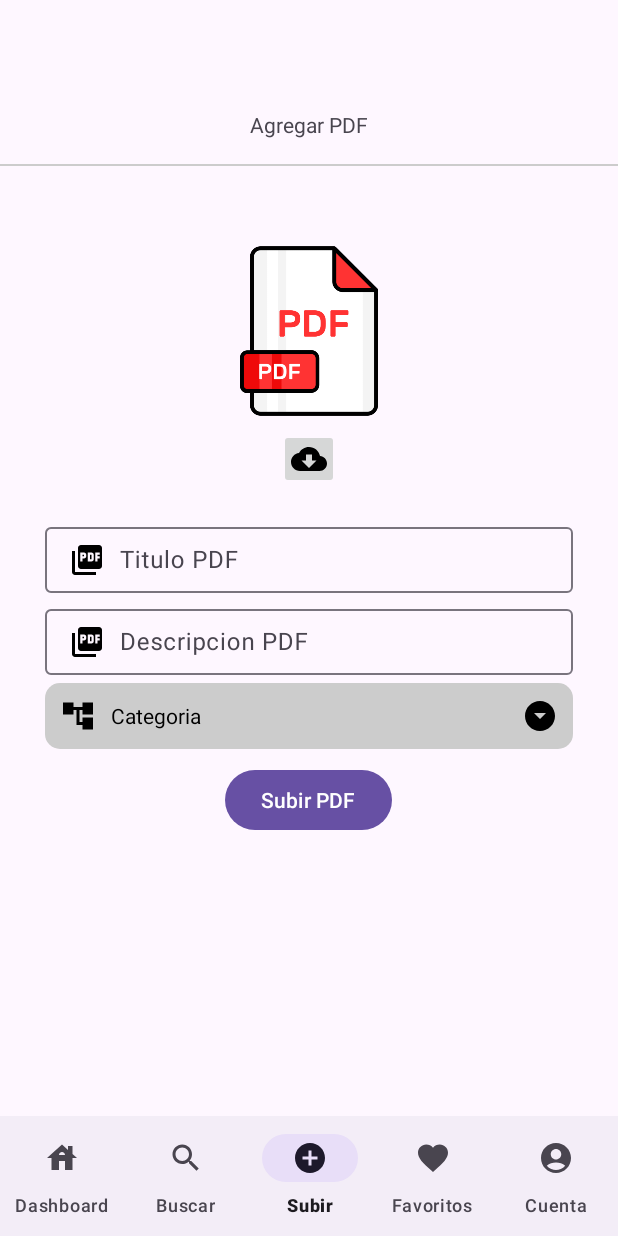
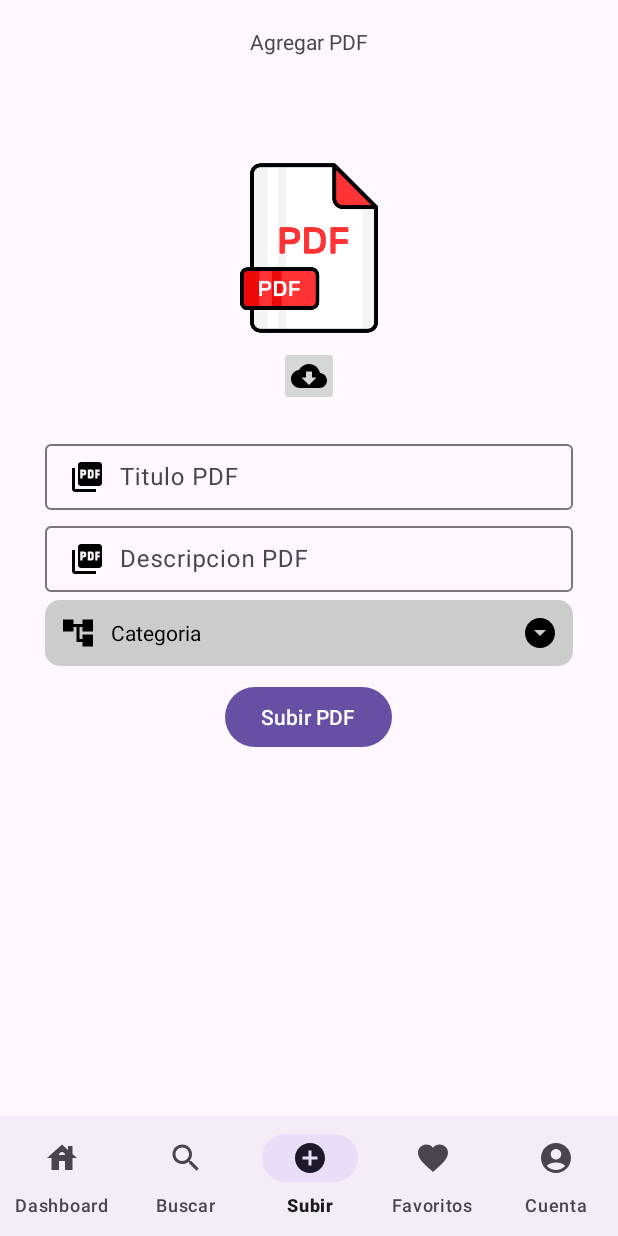
Before and after one commit to CamiloxX/KoalaApp, an Android app: the MainActivity screen opened directly, with no data from a screen before it, item 3 of the bottom bar chosen, on a phone screen of 412 x 824 dp. Run offline under Robolectric (Android 15) with nearby library versions, the phone set to English and light mode, and no system bars; our stand-ins replace Firebase (no records; nobody signed in at launch, a user with empty details on screens opened directly).

Commit message:
Completo Estructura

```diff
--- a/app/src/main/java/com/example/koalaap/Administrador/Agregar_Categoria.kt
+++ b/app/src/main/java/com/example/koalaap/Administrador/Agregar_Categoria.kt
@@ -12,7 +12,7 @@ import android.widget.Toast
 import androidx.appcompat.app.AppCompatActivity
 import com.example.koalaap.MainActivity
 import com.example.koalaap.databinding.ActivityAgregarCategoriaBinding
-import com.example.koalaap.databinding.FragmentAdminDashboardBinding
+import com.example.koalaap.databinding.FragmentAdminBuscarBinding
 import com.google.firebase.auth.FirebaseAuth
 import com.google.firebase.database.FirebaseDatabase
 
--- a/app/src/main/java/com/example/koalaap/Administrador/Fragmentos_Admin/Fragment_admin_archivo.kt
+++ b/app/src/main/java/com/example/koalaap/Administrador/Fragmentos_Admin/Fragment_admin_archivo.kt
@@ -37,12 +37,14 @@ class Fragment_admin_archivo : Fragment() {
     override fun onCreateView(
         inflater: LayoutInflater, container: ViewGroup?,
         savedInstanceState: Bundle?
+
     ): View {
         _binding = FragmentAdminArchivoBinding.inflate(inflater, container, false)
         firebaseAuth = FirebaseAuth.getInstance()
         progressDialog = ProgressDialog(context)
         categoriaArrayList = ArrayList()
         return binding.root
+
     }
 
     override fun onViewCreated(view: View, savedInstanceState: Bundle?) {
--- a/app/src/main/java/com/example/koalaap/Administrador/Fragmentos_Admin/Fragment_admin_buscar.kt
+++ b/app/src/main/java/com/example/koalaap/Administrador/Fragmentos_Admin/Fragment_admin_buscar.kt
@@ -13,13 +13,13 @@ import com.example.koalaap.Administrador.AdaptadorCategoria
 import com.example.koalaap.Modelos.ModeloCategoria
 import com.example.koalaap.Administrador.TopDescargados
 import com.example.koalaap.Administrador.TopVistos
-import com.example.koalaap.databinding.FragmentAdminDashboardBinding
+import com.example.koalaap.databinding.FragmentAdminBuscarBinding
 import com.google.firebase.database.*
 import java.lang.Exception
 
 class Fragment_admin_buscar : Fragment(){
 
-    private lateinit var binding : FragmentAdminDashboardBinding
+    private lateinit var binding : FragmentAdminBuscarBinding
     private lateinit var mContext : Context
     private lateinit var categoriaArrayList : ArrayList<ModeloCategoria>
     private lateinit var adaptadorCategoria: AdaptadorCategoria
@@ -31,7 +31,7 @@ class Fragment_admin_buscar : Fragment(){
     }
 
     override fun onCreateView(inflater: LayoutInflater, container: ViewGroup?, savedInstanceState: Bundle?): View? {
-        binding = FragmentAdminDashboardBinding.inflate(layoutInflater, container, false)
+        binding = FragmentAdminBuscarBinding.inflate(layoutInflater, container, false)
         return binding.root
     }
 
--- /dev/null
+++ b/app/src/main/java/com/example/koalaap/Administrador/Fragmentos_Admin/Fragment_admin_principal.kt
@@ -0,0 +1,63 @@
+package com.example.koalaap.Administrador.Fragmentos_Admin
+
+import android.content.Context
+import android.os.Bundle
+import androidx.fragment.app.Fragment
+import android.view.LayoutInflater
+import android.view.View
+import android.view.ViewGroup
+import androidx.recyclerview.widget.LinearLayoutManager
+import com.example.koalaap.Administrador.AdaptadorPdfAdmin
+import com.example.koalaap.Modelos.Modelopdf
+import com.example.koalaap.databinding.FragmentAdminPrincipalBinding
+import com.google.firebase.auth.FirebaseAuth
+import com.google.firebase.database.DataSnapshot
+import com.google.firebase.database.DatabaseError
+import com.google.firebase.database.FirebaseDatabase
+import com.google.firebase.database.ValueEventListener
+
+class Fragment_admin_principal : Fragment() {
+
+    private lateinit var binding: FragmentAdminPrincipalBinding
+    private lateinit var firebaseAuth: FirebaseAuth
+    private lateinit var librosArrayList: ArrayList<Modelopdf>
+    private lateinit var adaptadorPdfAdmin: AdaptadorPdfAdmin
+    private lateinit var mContext: Context
+
+    override fun onAttach(context: Context) {
+        mContext = context
+        super.onAttach(context)
+    }
+
+    override fun onCreateView(inflater: LayoutInflater, container: ViewGroup?, savedInstanceState: Bundle?): View? {
+        binding = FragmentAdminPrincipalBinding.inflate(layoutInflater, container, false)
+        return binding.root
+    }
+
+    override fun onViewCreated(view: View, savedInstanceState: Bundle?) {
+        super.onViewCreated(view, savedInstanceState)
+        firebaseAuth = FirebaseAuth.getInstance()
+        listarLibros()
+    }
+
+    private fun listarLibros() {
+        librosArrayList = ArrayList()
+        val ref = FirebaseDatabase.getInstance().getReference("Libros")
+        ref.addValueEventListener(object : ValueEventListener {
+            override fun onDataChange(snapshot: DataSnapshot) {
+                librosArrayList.clear()
+                for (ds in snapshot.children) {
+                    val modelopdf = ds.getValue(Modelopdf::class.java)
+                    modelopdf?.let { librosArrayList.add(it) }
+                }
+                adaptadorPdfAdmin = AdaptadorPdfAdmin(mContext, librosArrayList)
+                binding.RvLibrosFragment.adapter = adaptadorPdfAdmin
+            }
+
+            override fun onCancelled(error: DatabaseError) {
+                // Manejar el error
+            }
+        })
+        binding.RvLibrosFragment.layoutManager = LinearLayoutManager(mContext)
+    }
+}
--- a/app/src/main/java/com/example/koalaap/MainActivity.kt
+++ b/app/src/main/java/com/example/koalaap/MainActivity.kt
@@ -4,11 +4,13 @@ import com.example.koalaap.Administrador.Fragmentos_Admin.Fragment_admin_buscar
 import android.content.Intent
 import androidx.appcompat.app.AppCompatActivity
 import android.os.Bundle
+import android.view.View
 import com.example.koalaap.Administrador.Fragmentos_Admin.Fragment_admin_cuenta
 import com.example.koalaap.databinding.ActivityMainBinding
 import com.google.firebase.auth.FirebaseAuth
 import com.example.koalaap.Administrador.Fragmentos_Admin.Fragment_admin_archivo
 import com.example.koalaap.Administrador.Fragmentos_Admin.Fragment_admin_favoritos
+import com.example.koalaap.Administrador.Fragmentos_Admin.Fragment_admin_principal
 
 
 private lateinit var binding: ActivityMainBinding
@@ -21,14 +23,12 @@ class MainActivity : AppCompatActivity() {
         setContentView(binding.root)
         firebaseAuth = FirebaseAuth.getInstance()
         ComprobarSesion()
-        VerFragmentoDashBoard()
+        VerFragmentoPrincipal()
         binding.BottomNavCliente.setOnItemSelectedListener { item->
             when(item.itemId){
                 R.id.Menu_dashboard_cl->{
-                    VerFragmentoDashBoard()
+                    VerFragmentoPrincipal()
                     true
-
-
                 }
                 R.id.Menu_cuenta_cl->{
                     VerFragmentoCuenta()
@@ -43,6 +43,10 @@ class MainActivity : AppCompatActivity() {
                     VerFragmentoFavoritos()
                     true
                 }
+                R.id.Menu_buscar_cl->{
+                    VerFragmentoBuscar()
+                    true
+                }
                 else->{
                     false
                 }
@@ -51,9 +55,10 @@ class MainActivity : AppCompatActivity() {
         }
     }
 
-    private fun  VerFragmentoDashBoard(){
+    private fun  VerFragmentoBuscar(){
         val nombre_titulo ="Dashboard"
         binding.TituloRLAdmin.text=nombre_titulo
+        binding.ImagenRLAdmin.visibility = View.GONE
         val fragment = Fragment_admin_buscar()
         val fragmentTransaction = supportFragmentManager.beginTransaction()
         fragmentTransaction.replace(binding.FragmentsAdmin.id ,fragment,"Fragment DashBoard")
@@ -63,6 +68,7 @@ class MainActivity : AppCompatActivity() {
     private fun VerFragmentoCuenta(){
         val nombre_titulo ="Mi cuenta"
         binding.TituloRLAdmin.text=nombre_titulo
+        binding.ImagenRLAdmin.visibility = View.GONE
 
         val fragment = Fragment_admin_cuenta()
         val fragmentTransaction = supportFragmentManager.beginTransaction()
@@ -71,9 +77,26 @@ class MainActivity : AppCompatActivity() {
 
     }
 
-    private fun VerFragmentoArchivo() {
+    private fun VerFragmentoPrincipal() {
         val nombre_titulo = ""
         binding.TituloRLAdmin.text = nombre_titulo
+
+        val imagenResId = R.drawable.bienvenida_img
+            binding.ImagenRLAdmin.setImageResource(imagenResId)
+            binding.ImagenRLAdmin.visibility = View.VISIBLE // Hacer visible el ImageView
+
+            val fragment = Fragment_admin_principal()
+            val fragmentTransaction = supportFragmentManager.beginTransaction()
+            fragmentTransaction.replace(binding.FragmentsAdmin.id, fragment, "Fragment Principal")
+            fragmentTransaction.commit()
+
+
+    }
+
+    private fun VerFragmentoArchivo() {
+        val nombre_titulo = "Agregar PDF"
+        binding.TituloRLAdmin.text = nombre_titulo
+        binding.ImagenRLAdmin.visibility = View.GONE
 
         val fragment = Fragment_admin_archivo()
         val fragmentTransaction = supportFragmentManager.beginTransaction()
@@ -81,8 +104,9 @@ class MainActivity : AppCompatActivity() {
         fragmentTransaction.commit()
     }
     private fun VerFragmentoFavoritos() {
-        val nombre_titulo = ""
+        val nombre_titulo = "Favoritos"
         binding.TituloRLAdmin.text = nombre_titulo
+        binding.ImagenRLAdmin.visibility = View.GONE
 
         val fragment = Fragment_admin_favoritos()
         val fragmentTransaction = supportFragmentManager.beginTransaction()
--- a/app/src/main/res/layout/activity_main.xml
+++ b/app/src/main/res/layout/activity_main.xml
@@ -16,6 +16,13 @@
             android:layout_centerInParent="true"
             android:layout_width="wrap_content"
             android:layout_height="wrap_content"/>
+
+        <ImageView
+            android:id="@+id/Imagen_RL_Admin"
+            android:layout_width="wrap_content"
+            android:layout_height="wrap_content"
+            android:layout_centerInParent="true"
+            android:src="@drawable/bienvenida_img" />
 
     </RelativeLayout>
     <View
--- a/app/src/main/res/layout/fragment_admin_archivo.xml
+++ b/app/src/main/res/layout/fragment_admin_archivo.xml
@@ -10,32 +10,12 @@
 
     <!--Adjuntar-->
 
-    <RelativeLayout
-        android:id="@+id/toolbarRLAgregarPdf"
-        android:layout_width="match_parent"
-        android:layout_height="@dimen/m_toolbar_height">
-
-        <TextView
-            android:layout_width="wrap_content"
-            android:layout_height="wrap_content"
-            android:layout_centerInParent="true"
-            android:text="@string/Txt_Agregar_pdf" />
-
-        <View
-            android:layout_width="match_parent"
-            android:layout_height="1dp"
-            android:layout_alignParentBottom="true"
-            android:background="#cccccc" />
-
-
-    </RelativeLayout>
-
     <androidx.appcompat.widget.LinearLayoutCompat
     android:id="@+id/AdjuntarPdf"
     android:layout_width="match_parent"
     android:layout_height="wrap_content"
     android:orientation="vertical"
-    android:layout_below="@+id/toolbarRLAgregarPdf">
+    >
 
     <androidx.appcompat.widget.AppCompatImageView
         android:layout_width="120dp"
--- a/app/src/main/res/layout/fragment_admin_favoritos.xml
+++ b/app/src/main/res/layout/fragment_admin_favoritos.xml
@@ -1,5 +1,6 @@
 <?xml version="1.0" encoding="utf-8"?>
-<RelativeLayout xmlns:android="http://schemas.android.com/apk/res/android"
+<RelativeLayout
+    xmlns:android="http://schemas.android.com/apk/res/android"
     xmlns:tools="http://schemas.android.com/tools"
     android:layout_width="match_parent"
     android:layout_height="match_parent"
```
Also changed, not shown: app/src/main/res/layout/fragment_admin_buscar.xml (added, +89 -0 lines), app/src/main/res/layout/fragment_admin_dashboard.xml (deleted, +0 -88 lines), app/src/main/res/layout/fragment_admin_principal.xml (added, +21 -0 lines), 124 other files.
